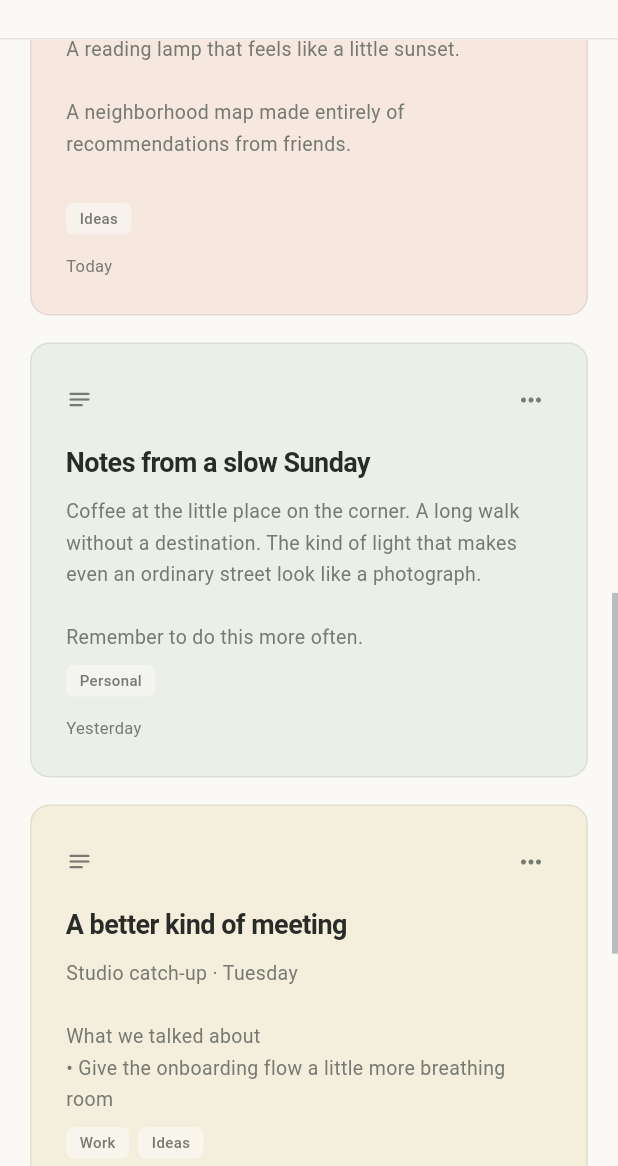
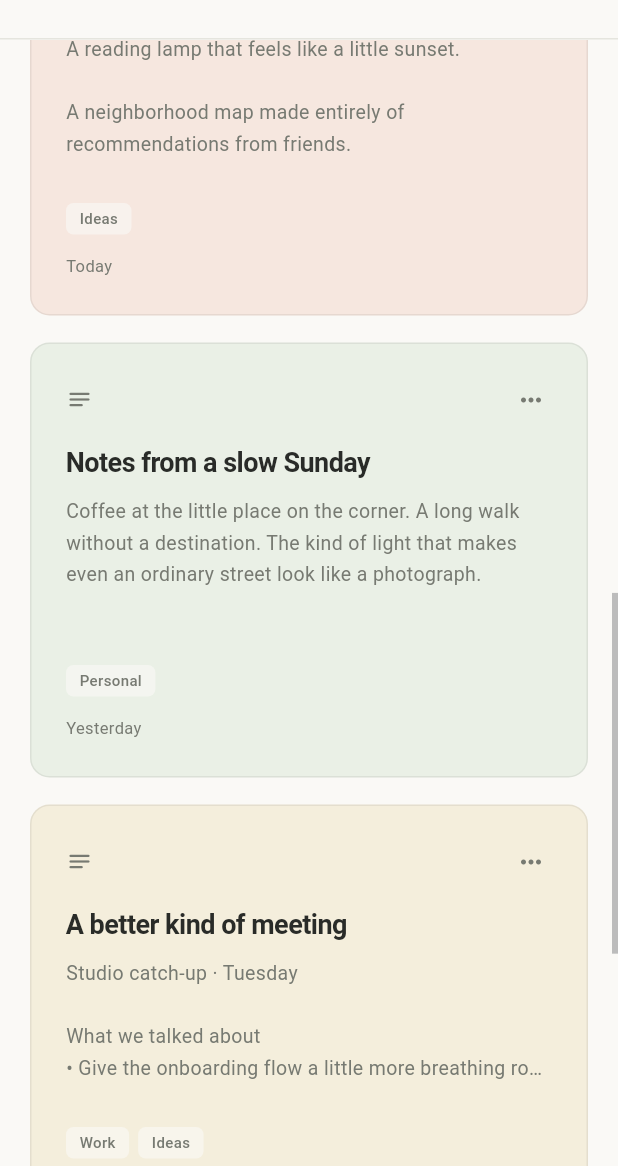
Before and after one commit to VuThanh2/Jotter, a Flutter app: the screen it shows after launch, scrolled down 1152 dp, on a phone screen of 412 x 824 dp, the part 70-1236 px from its top. Run offline on Flutter 3.47's test engine with Material 3 defaults, Android fonts, the phone set to English and light mode, and no system bars; our stand-ins replace shared_preferences; missing offline and left inert: file_saver, file_selector.

Commit message:
Fix dark-mode sidebar colours, note card clipping and short-window label list

```diff
--- a/frontend/lib/screens/workspace_screen.dart
+++ b/frontend/lib/screens/workspace_screen.dart
@@ -1246,13 +1246,15 @@ class _WorkspaceScreenState extends State<WorkspaceScreen> {
                 ],
               ),
             ),
-            if (_repository.isPreview)
+            // On short windows the card would squeeze the label list out of view.
+            if (_repository.isPreview &&
+                MediaQuery.sizeOf(context).height >= 900)
               Padding(
                 padding: EdgeInsets.fromLTRB(22, 12, 22, 22),
                 child: Container(
                   padding: EdgeInsets.all(16),
                   decoration: BoxDecoration(
-                    color: Color(0xFFE8E9E0),
+                    color: context.jotterColors.panel,
                     borderRadius: BorderRadius.circular(11),
                   ),
                   child: Column(
@@ -1365,7 +1367,7 @@ class _WorkspaceScreenState extends State<WorkspaceScreen> {
   ) => Padding(
     padding: EdgeInsets.only(bottom: 5),
     child: Material(
-      color: selected ? Color(0xFFE7E5DC) : Colors.transparent,
+      color: selected ? context.jotterColors.selected : Colors.transparent,
       borderRadius: BorderRadius.circular(8),
       child: InkWell(
         borderRadius: BorderRadius.circular(8),
@@ -1417,7 +1419,7 @@ class _WorkspaceScreenState extends State<WorkspaceScreen> {
     return Padding(
       padding: EdgeInsets.only(bottom: 4),
       child: Material(
-        color: selected ? Color(0xFFE7E5DC) : Colors.transparent,
+        color: selected ? context.jotterColors.selected : Colors.transparent,
         borderRadius: BorderRadius.circular(8),
         child: InkWell(
           borderRadius: BorderRadius.circular(8),
--- a/frontend/lib/theme.dart
+++ b/frontend/lib/theme.dart
@@ -150,5 +150,8 @@ class JotterPalette {
   Color get ink => dark ? const Color(0xFFE5E7DF) : JotterColors.ink;
   Color get muted => dark ? const Color(0xFFB0B7AB) : JotterColors.muted;
   Color get line => dark ? const Color(0xFF3D453E) : JotterColors.line;
+  Color get selected =>
+      dark ? const Color(0xFF323B33) : const Color(0xFFE7E5DC);
+  Color get panel => dark ? const Color(0xFF2B332C) : const Color(0xFFE8E9E0);
   Color tint(Color color) => dark ? Color.lerp(color, paper, .85)! : color;
 }
--- a/frontend/lib/widgets/note_card.dart
+++ b/frontend/lib/widgets/note_card.dart
@@ -146,17 +146,29 @@ class _NoteCardState extends State<NoteCard> {
       ),
       SizedBox(height: 11),
       Expanded(
-        child: Text(
+        // Show only the lines that fit, so the last one is never cut in half.
+        child: LayoutBuilder(
+          builder: (context, constraints) {
+            final lineHeight =
+                MediaQuery.textScalerOf(context).scale(13) * 1.65;
+            final lines = (constraints.maxHeight / lineHeight).floor().clamp(
+              0,
+              5,
+            );
+            if (lines == 0) return SizedBox.shrink();
+            return Text(
               note.isProtected
                   ? 'A little privacy for your thoughts.\nOpen to unlock this note.'
                   : (note.contentLoaded ? note.content : note.preview),
-          maxLines: 5,
+              maxLines: lines,
               overflow: TextOverflow.ellipsis,
               style: TextStyle(
                 fontSize: 13,
                 height: 1.65,
                 color: context.jotterColors.muted,
               ),
+            );
+          },
         ),
       ),
       SizedBox(height: 14),
```
Lines whose indentation alone changed are shown as unchanged.
